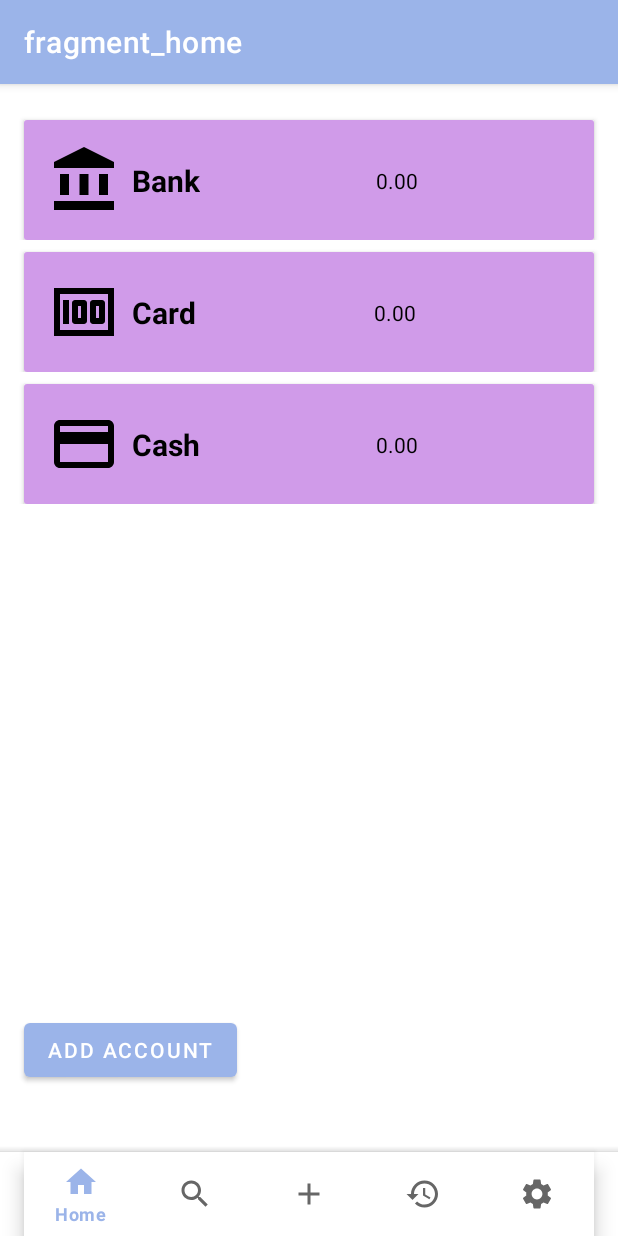
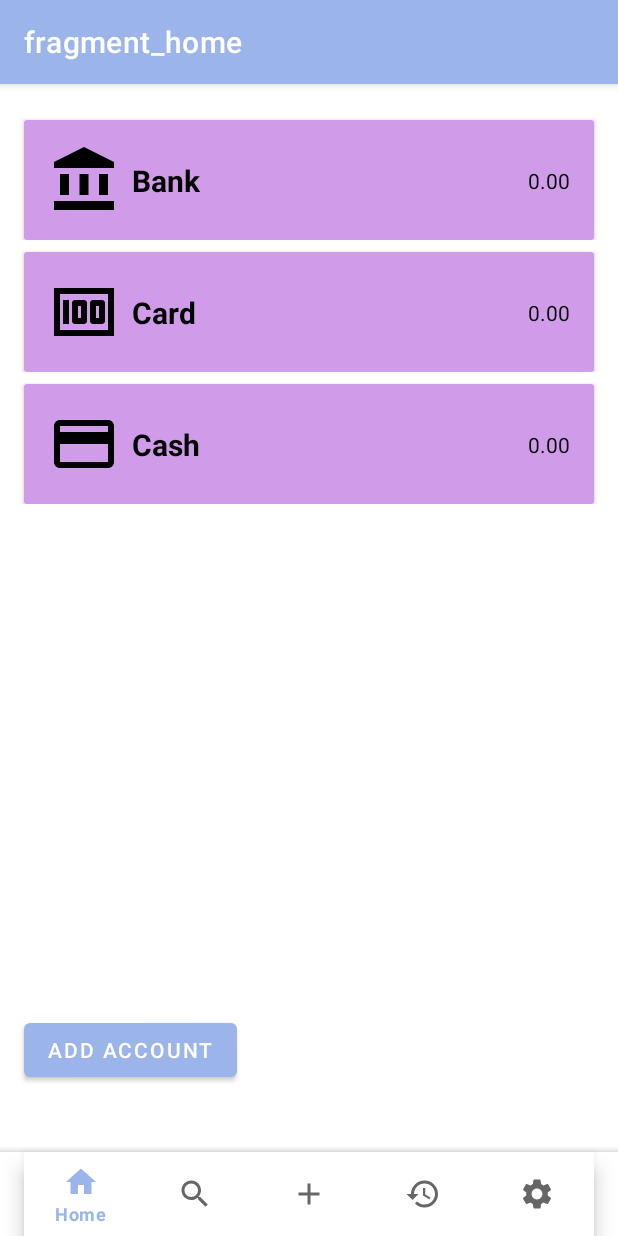
Before and after one commit to AerasGale/BudgetApp, an Android app: the screen it shows after launch (MainActivity), on a phone screen of 412 x 824 dp. Run offline under Robolectric (Android 15) with nearby library versions, the phone set to English and light mode, and no system bars; our stand-ins replace Room's generated code, navigation-ui; 1 statement that could not run was skipped.

Commit message:
style: tvAccountBalance alignment
Changed it so that the text view showing the account balance in recycleritem_account.xml is aligned to the right instead of the left of the card view

```diff
--- a/app/src/main/res/layout/recycleritem_account.xml
+++ b/app/src/main/res/layout/recycleritem_account.xml
@@ -52,11 +52,11 @@
                 android:id="@+id/accountBalance"
                 android:layout_width="wrap_content"
                 android:layout_height="wrap_content"
+                android:layout_marginEnd="@dimen/container_edge_margin"
                 android:text="TextView"
                 android:textColor="@color/black"
                 app:layout_constraintBottom_toBottomOf="@+id/accountName"
                 app:layout_constraintEnd_toEndOf="parent"
-                app:layout_constraintStart_toEndOf="@+id/accountName"
                 app:layout_constraintTop_toTopOf="@+id/accountName" />
         </androidx.constraintlayout.widget.ConstraintLayout>
     </androidx.cardview.widget.CardView>
```
